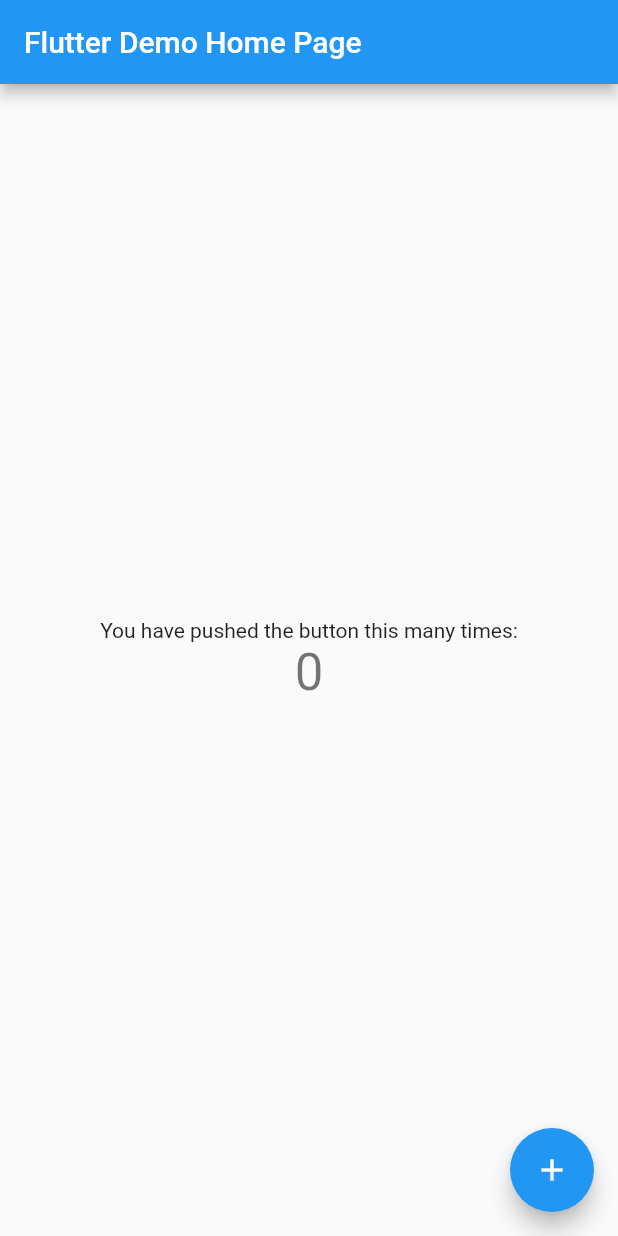
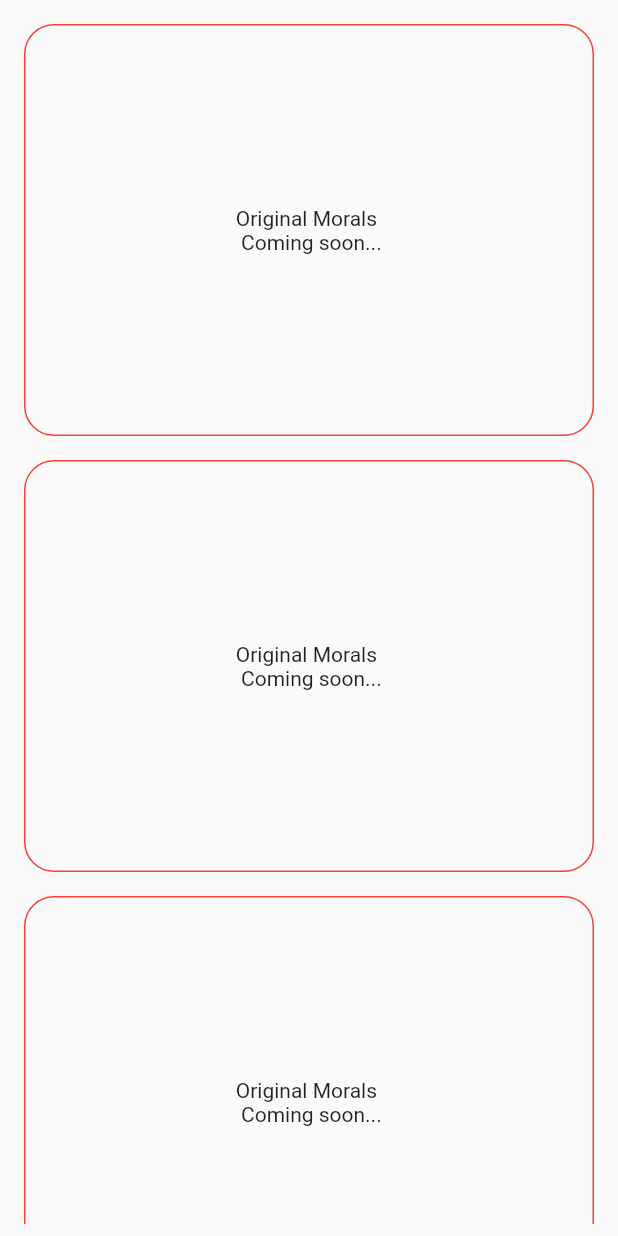
Before and after one commit to ChandraChaan/omorals, a Flutter app: the screen it shows after launch, on a phone screen of 412 x 824 dp. Run offline on Flutter 3.47's test engine with Material 2 defaults, Android fonts, the phone set to English and light mode, and no system bars.

Commit message:
fist commit

```diff
--- a/lib/main.dart
+++ b/lib/main.dart
@@ -1,4 +1,5 @@
 import 'package:flutter/material.dart';
+import 'package:omorals/ui/homepage.dart';
 
 void main() {
   runApp(const MyApp());
@@ -7,109 +8,15 @@
 class MyApp extends StatelessWidget {
   const MyApp({Key? key}) : super(key: key);
 
-  // This widget is the root of your application.
   @override
   Widget build(BuildContext context) {
     return MaterialApp(
-      title: 'Flutter Demo',
+      debugShowCheckedModeBanner: false,
+      title: 'Original Morals',
       theme: ThemeData(
-        // This is the theme of your application.
-        //
-        // Try running your application with "flutter run". You'll see the
-        // application has a blue toolbar. Then, without quitting the app, try
-        // changing the primarySwatch below to Colors.green and then invoke
-        // "hot reload" (press "r" in the console where you ran "flutter run",
-        // or simply save your changes to "hot reload" in a Flutter IDE).
-        // Notice that the counter didn't reset back to zero; the application
-        // is not restarted.
         primarySwatch: Colors.blue,
       ),
-      home: const MyHomePage(title: 'Flutter Demo Home Page'),
+      home: HomePage(),
     );
   }
 }
-
-class MyHomePage extends StatefulWidget {
-  const MyHomePage({Key? key, required this.title}) : super(key: key);
-
-  // This widget is the home page of your application. It is stateful, meaning
-  // that it has a State object (defined below) that contains fields that affect
-  // how it looks.
-
-  // This class is the configuration for the state. It holds the values (in this
-  // case the title) provided by the parent (in this case the App widget) and
-  // used by the build method of the State. Fields in a Widget subclass are
-  // always marked "final".
-
-  final String title;
-
-  @override
-  State<MyHomePage> createState() => _MyHomePageState();
-}
-
-class _MyHomePageState extends State<MyHomePage> {
-  int _counter = 0;
-
-  void _incrementCounter() {
-    setState(() {
-      // This call to setState tells the Flutter framework that something has
-      // changed in this State, which causes it to rerun the build method below
-      // so that the display can reflect the updated values. If we changed
-      // _counter without calling setState(), then the build method would not be
-      // called again, and so nothing would appear to happen.
-      _counter++;
-    });
-  }
-
-  @override
-  Widget build(BuildContext context) {
-    // This method is rerun every time setState is called, for instance as done
-    // by the _incrementCounter method above.
-    //
-    // The Flutter framework has been optimized to make rerunning build methods
-    // fast, so that you can just rebuild anything that needs updating rather
-    // than having to individually change instances of widgets.
-    return Scaffold(
-      appBar: AppBar(
-        // Here we take the value from the MyHomePage object that was created by
-        // the App.build method, and use it to set our appbar title.
-        title: Text(widget.title),
-      ),
-      body: Center(
-        // Center is a layout widget. It takes a single child and positions it
-        // in the middle of the parent.
-        child: Column(
-          // Column is also a layout widget. It takes a list of children and
-          // arranges them vertically. By default, it sizes itself to fit its
-          // children horizontally, and tries to be as tall as its parent.
-          //
-          // Invoke "debug painting" (press "p" in the console, choose the
-          // "Toggle Debug Paint" action from the Flutter Inspector in Android
-          // Studio, or the "Toggle Debug Paint" command in Visual Studio Code)
-          // to see the wireframe for each widget.
-          //
-          // Column has various properties to control how it sizes itself and
-          // how it positions its children. Here we use mainAxisAlignment to
-          // center the children vertically; the main axis here is the vertical
-          // axis because Columns are vertical (the cross axis would be
-          // horizontal).
-          mainAxisAlignment: MainAxisAlignment.center,
-          children: <Widget>[
-            const Text(
-              'You have pushed the button this many times:',
-            ),
-            Text(
-              '$_counter',
-              style: Theme.of(context).textTheme.headline4,
-            ),
-          ],
-        ),
-      ),
-      floatingActionButton: FloatingActionButton(
-        onPressed: _incrementCounter,
-        tooltip: 'Increment',
-        child: const Icon(Icons.add),
-      ), // This trailing comma makes auto-formatting nicer for build methods.
-    );
-  }
-}
--- /dev/null
+++ b/lib/ui/homepage.dart
@@ -0,0 +1,29 @@
+import 'package:flutter/material.dart';
+
+class HomePage extends StatelessWidget {
+  @override
+  Widget build(BuildContext context) {
+    return Scaffold(
+      body: Padding(
+        padding: const EdgeInsets.all(8.0),
+        child: ListView.builder(
+          itemCount: 3,
+          itemBuilder: (BuildContext context, int index) {
+            return Padding(
+              padding: const EdgeInsets.all(8.0),
+              child: Container(
+                  height: MediaQuery.of(context).size.height / 3,
+                  decoration: BoxDecoration(
+                      border: Border.all(
+                        color: Colors.red,
+                      ),
+                      borderRadius: BorderRadius.all(Radius.circular(20))),
+                  child:
+                      Center(child: Text('Original Morals \n Coming soon...'))),
+            );
+          },
+        ),
+      ),
+    );
+  }
+}
```
Also changed, not shown: lib/controllers/home_controller.dart (added).
